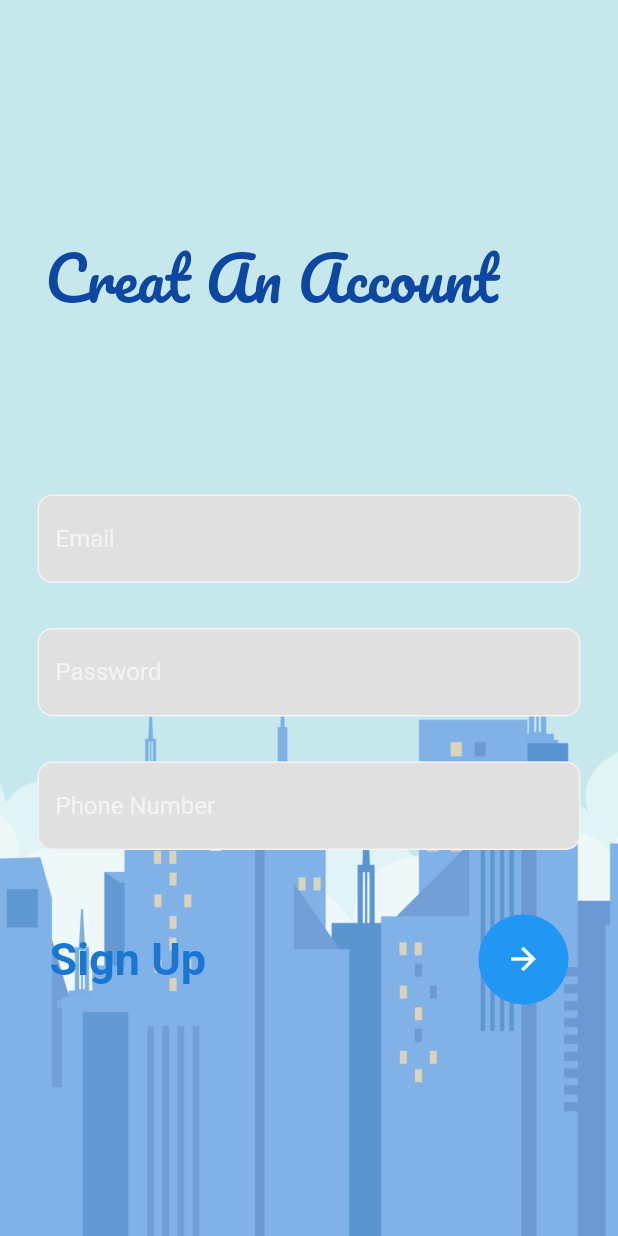
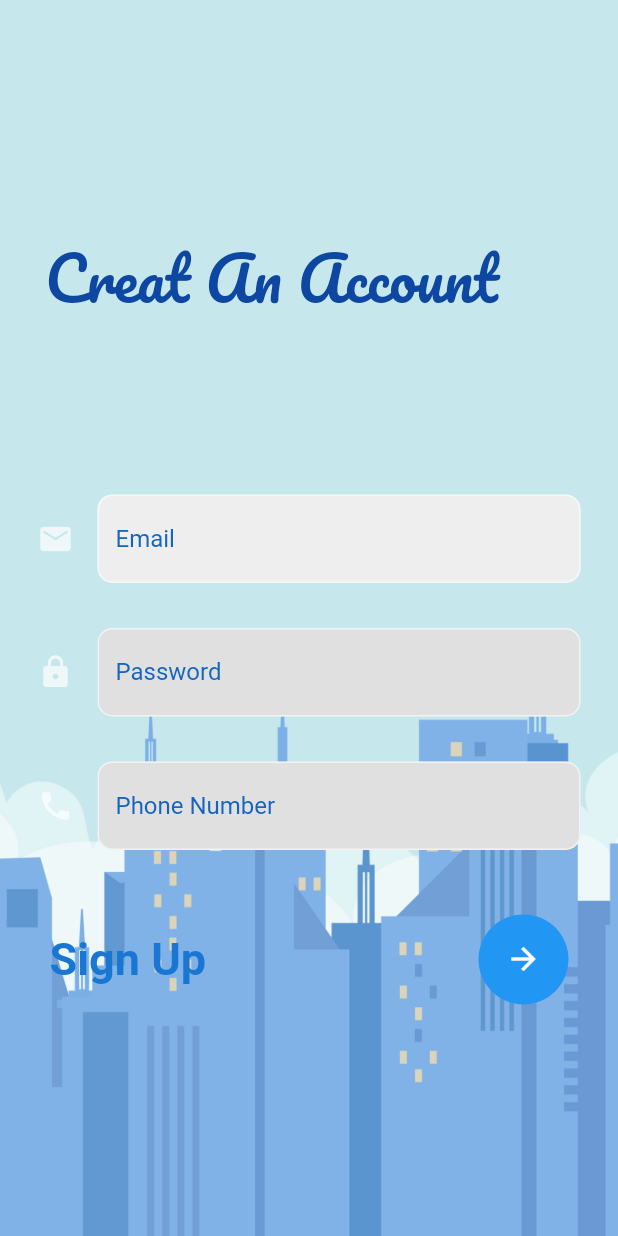
Before and after one commit to harshcodes17/Team-Triggers, a Flutter app: the MyRegister screen opened by its route, on a phone screen of 412 x 824 dp. Run offline on Flutter 3.47's test engine with Material 2 defaults, Android fonts, the phone set to English and light mode, and no system bars; our stand-ins replace firebase_auth, firebase_core; accounts and stored records are empty; Roboto replaces fonts that are missing (Source Sans Pro).

Commit message:
updated icons

```diff
--- a/lib/main.dart
+++ b/lib/main.dart
@@ -2,6 +2,7 @@ import 'package:firebase_core/firebase_core.dart';
 import 'package:flutter/material.dart';
 import 'package:student_facilitation/screens/home.dart';
 import 'package:student_facilitation/screens/login.dart';
+import 'package:student_facilitation/screens/profile.dart';
 import 'package:student_facilitation/screens/register.dart';
 import 'package:student_facilitation/screens/welcome.dart';
 
@@ -27,6 +28,7 @@ class Dashboard extends StatelessWidget {
         MyLogin.id: (context) => MyLogin(),
         MyRegister.id: (context) => MyRegister(),
         HomePage.id: (context) => HomePage(),
+        Profile.id: (context) => Profile(),
       },
     );
   }
--- a/lib/screens/home.dart
+++ b/lib/screens/home.dart
@@ -1,4 +1,5 @@
 import 'package:flutter/material.dart';
+import 'package:student_facilitation/screens/profile.dart';
 
 class HomePage extends StatefulWidget {
   const HomePage({Key? key}) : super(key: key);
@@ -10,6 +11,6 @@ class HomePage extends StatefulWidget {
 class _HomePageState extends State<HomePage> {
   @override
   Widget build(BuildContext context) {
-    return const Placeholder();
+    return const Profile();
   }
 }
--- a/lib/screens/register.dart
+++ b/lib/screens/register.dart
@@ -49,13 +49,16 @@ class _MyRegisterState extends State<MyRegister> {
                 child: Column(
                   children: [
                     TextField(
+                      style: TextStyle(color: Colors.blue.shade600),
                       onChanged: (value) {
                         email = value;
                       },
                       decoration: InputDecoration(
-                          fillColor: Colors.grey.shade300,
+                          icon: Icon(Icons.mail),
+                          fillColor: Colors.grey.shade200,
                           filled: true,
                           hintText: 'Email',
+                          hintStyle: TextStyle(color: Colors.blue.shade800),
                           border: OutlineInputBorder(
                               borderRadius: BorderRadius.circular(10))),
                     ),
@@ -63,14 +66,17 @@ class _MyRegisterState extends State<MyRegister> {
                       height: 30,
                     ),
                     TextField(
+                      style: TextStyle(color: Colors.blue.shade600),
                       onChanged: (value) {
                         password = value;
                       },
                       obscureText: true,
                       decoration: InputDecoration(
+                          icon: Icon(Icons.lock),
                           fillColor: Colors.grey.shade300,
                           filled: true,
                           hintText: 'Password',
+                          hintStyle: TextStyle(color: Colors.blue.shade800),
                           border: OutlineInputBorder(
                               borderRadius: BorderRadius.circular(10))),
                     ),
@@ -78,11 +84,14 @@ class _MyRegisterState extends State<MyRegister> {
                       height: 30,
                     ),
                     TextField(
+                      style: TextStyle(color: Colors.blue.shade600),
                       keyboardType: TextInputType.phone,
                       decoration: InputDecoration(
+                          icon: Icon(Icons.phone),
                           fillColor: Colors.grey.shade300,
                           filled: true,
                           hintText: 'Phone Number',
+                          hintStyle: TextStyle(color: Colors.blue.shade800),
                           border: OutlineInputBorder(
                               borderRadius: BorderRadius.circular(10))),
                     ),
```
Also changed, not shown: lib/screens/profile.dart (added, +59 -0 lines).
